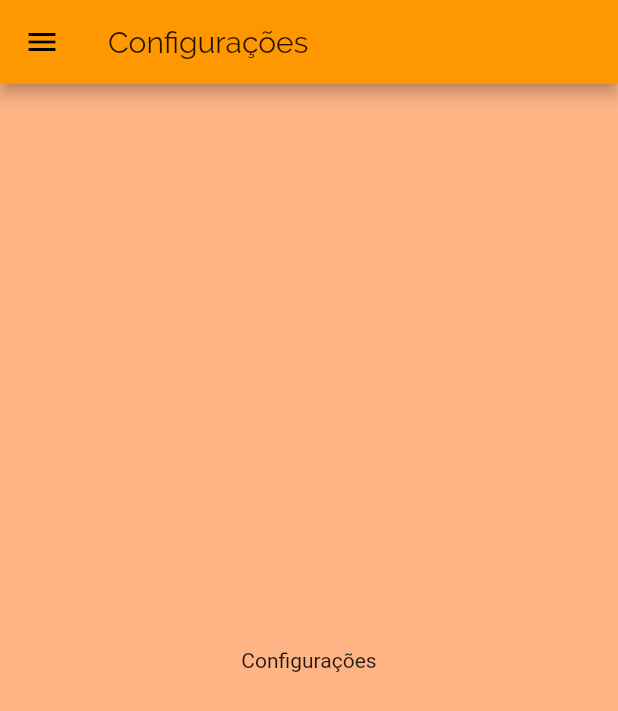
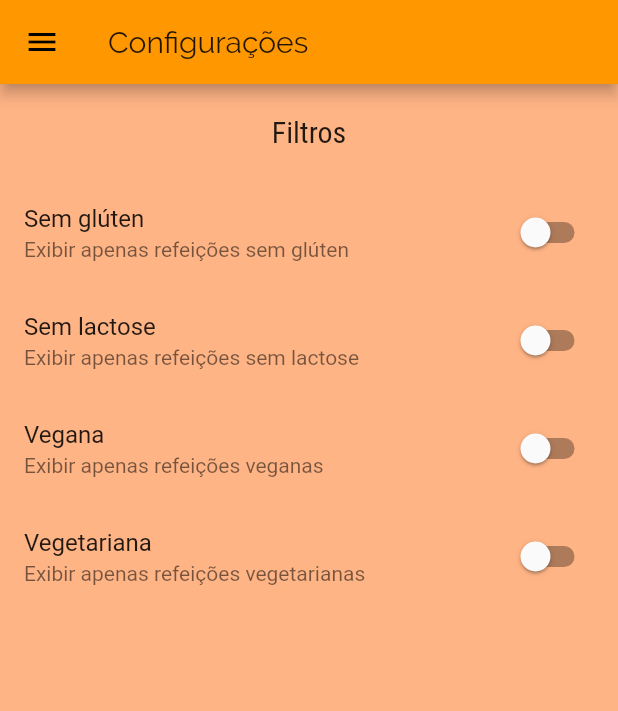
Before and after one commit to diegowinter/curso-flutter, a Flutter app: the SettingsScreen screen opened by its route, on a phone screen of 412 x 824 dp. Shown: the top 711 px of the screen. Run offline on Flutter 3.47's test engine with Material 2 defaults, Android fonts, the phone set to English and light mode, and no system bars; network calls fail.

Commit message:
project(meals): fechando tela & passando dados de volta & tela de configurações

```diff
--- a/meals/lib/components/meal_item.dart
+++ b/meals/lib/components/meal_item.dart
@@ -10,7 +10,13 @@ class MealItem extends StatelessWidget {
     Navigator.of(context).pushNamed(
       AppRoutes.MEAL_DETAIL,
       arguments: meal
-    );
+    ).then((result) {
+      if (result == null) {
+        print('Sem resultado');
+      } else {
+        print('O nome da refeição é $result.');
+      }
+    });
   }
 
   @override
@@ -93,7 +99,6 @@ class MealItem extends StatelessWidget {
                   )
                 ],
               ),
-
             )
           ],
         ),
--- /dev/null
+++ b/meals/lib/models/settings.dart
@@ -0,0 +1,13 @@
+class Settings {
+  bool isGlutenFree;
+  bool isLactoseFree;
+  bool isVegan;
+  bool isVegetarian;
+
+  Settings({
+    this.isGlutenFree = false,
+    this.isLactoseFree = false,
+    this.isVegan = false,
+    this.isVegetarian = false
+  });
+}
--- a/meals/lib/screens/meal_detail_screen.dart
+++ b/meals/lib/screens/meal_detail_screen.dart
@@ -89,6 +89,12 @@ class MealDetailScreen extends StatelessWidget {
           ],
         ),
       ),
+      floatingActionButton: FloatingActionButton(
+        child: Icon(Icons.favorite),
+        onPressed: () {
+          Navigator.of(context).pop(meal.title);
+        },
+      ),
     );
   }
 }
--- a/meals/lib/screens/settings_screen.dart
+++ b/meals/lib/screens/settings_screen.dart
@@ -1,8 +1,26 @@
 import 'package:flutter/material.dart';
 
 import '../components/main_drawer.dart';
+import '../models/settings.dart';
 
-class SettingsScreen extends StatelessWidget {
+class SettingsScreen extends StatefulWidget {
+
+  @override
+  _SettingsScreenState createState() => _SettingsScreenState();
+}
+
+class _SettingsScreenState extends State<SettingsScreen> {
+  var settings = Settings();
+
+  Widget _createSwitch(String title, String subtitle, bool value, Function onChange) {
+    return SwitchListTile.adaptive(
+      title: Text(title),
+      subtitle: Text(subtitle),
+      value: value,
+      onChanged: onChange,
+    );
+  }
+
   @override
   Widget build(BuildContext context) {
     return Scaffold(
@@ -10,8 +28,46 @@ class SettingsScreen extends StatelessWidget {
         title: Text('Configurações'),
       ),
       drawer: MainDrawer(),
-      body: Center(
-        child: Text('Configurações'),
+      body: Column(
+        children: [
+          Container(
+            padding: EdgeInsets.all(20),
+            child: Text(
+              'Filtros',
+              style: Theme.of(context).textTheme.headline6,
+            ),
+          ),
+          Expanded(
+            child: ListView(
+              children: [
+                _createSwitch(
+                  'Sem glúten',
+                  'Exibir apenas refeições sem glúten',
+                  settings.isGlutenFree,
+                  (value) => setState(() => settings.isGlutenFree = value)
+                ),
+                _createSwitch(
+                  'Sem lactose',
+                  'Exibir apenas refeições sem lactose',
+                  settings.isLactoseFree,
+                  (value) => setState(() => settings.isLactoseFree = value)
+                ),
+                _createSwitch(
+                  'Vegana',
+                  'Exibir apenas refeições veganas',
+                  settings.isVegan,
+                  (value) => setState(() => settings.isVegan = value)
+                ),
+                _createSwitch(
+                  'Vegetariana',
+                  'Exibir apenas refeições vegetarianas',
+                  settings.isVegetarian,
+                  (value) => setState(() => settings.isVegetarian = value)
+                ),
+              ],
+            ),
+          )
+        ],
       ),
     );
   }
```
